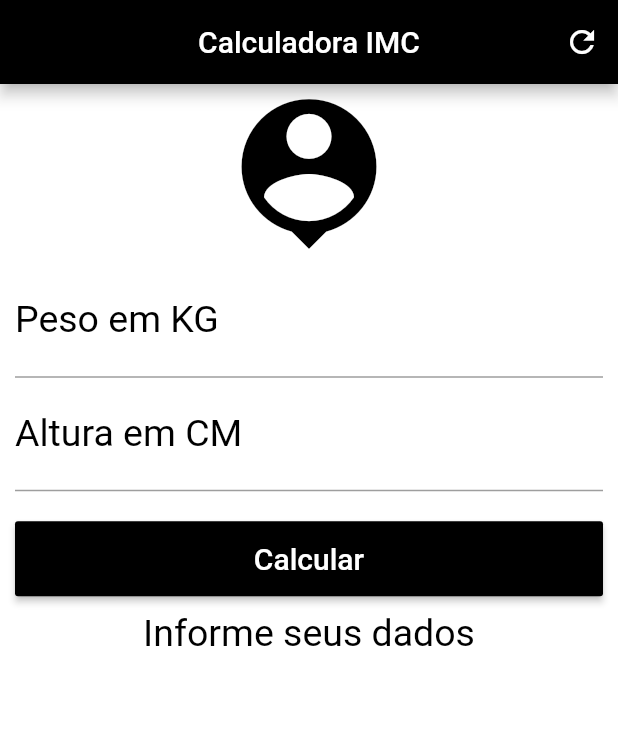
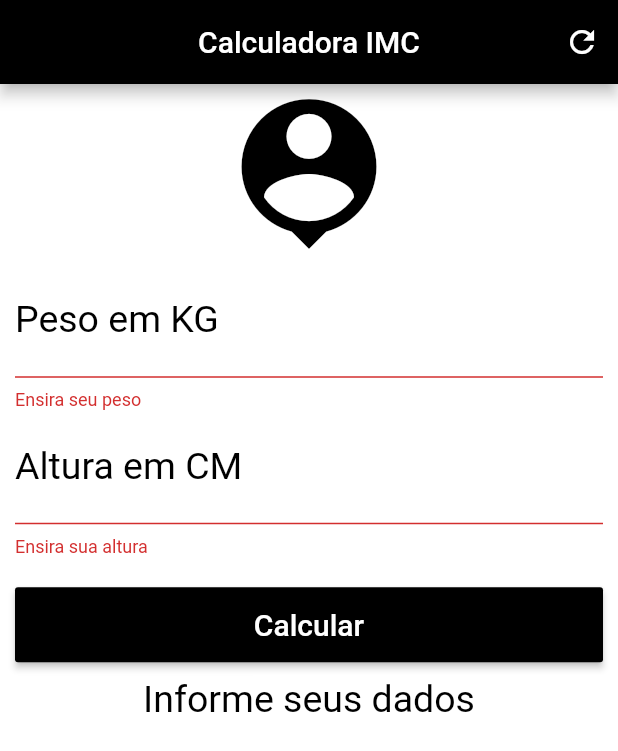
Before and after one commit to Marcuspo/flutter-imc-calculator, a Flutter app: the screen it shows after launch, after a tap on "Calcular", on a phone screen of 412 x 824 dp. Shown: the top 751 px of the screen. Run offline on Flutter 3.47's test engine with Material 2 defaults, Android fonts, the phone set to English and light mode, and no system bars.

Commit message:
Finalização de aplicativo

```diff
--- a/lib/main.dart
+++ b/lib/main.dart
@@ -18,12 +18,16 @@ class _HomeState extends State<Home> {
   TextEditingController weightController = TextEditingController();
   TextEditingController heightController = TextEditingController();
 
+  GlobalKey<FormState> _formKey = GlobalKey<FormState>();
+
   String _infoText = "Informe seus dados";
 
   void _resetFields(){
     weightController.text = "";
     heightController.text = "";
+    setState(() {
      _infoText = "Informe seus dados";
+    });
   }
 
   void _calculate(){
@@ -65,11 +69,15 @@ class _HomeState extends State<Home> {
       backgroundColor: Colors.white,
       body: SingleChildScrollView(
         padding: EdgeInsets.fromLTRB(10, 0, 10, 0),
-          child: Column(
+          child:
+            Form(
+              key: _formKey,
+              child:
+              Column(
                 crossAxisAlignment: CrossAxisAlignment.stretch,
                   children: <Widget>[
                 Icon(Icons.person_pin, size: 120, color: Colors.black,),
-            TextField(keyboardType: TextInputType.number,
+                TextFormField(keyboardType: TextInputType.number,
                           decoration: InputDecoration(
                             labelText: "Peso em KG",
                             labelStyle: TextStyle(color: Colors.black)
@@ -80,8 +88,13 @@ class _HomeState extends State<Home> {
                   fontSize: 25.0,
                   ),
                   controller: weightController,
+                  validator: (value) {
+                    if( value.isEmpty ){
+                      return "Ensira seu peso";
+                    }
+                  },
                 ),
-            TextField(keyboardType: TextInputType.number,
+                TextFormField(keyboardType: TextInputType.number,
                           decoration: InputDecoration(
                             labelText: "Altura em CM",
                             labelStyle: TextStyle(color: Colors.black)
@@ -92,6 +105,11 @@ class _HomeState extends State<Home> {
                   fontSize: 25.0,
                   ),
                   controller: heightController,
+                  validator: (value) {
+                    if( value.isEmpty ){
+                      return "Ensira sua altura";
+                    }
+                  },
                 ),
                 Padding(
                   padding: EdgeInsets.only(top: 20, bottom: 10),
@@ -100,7 +118,11 @@ class _HomeState extends State<Home> {
                     height: 50,
                     child:
                       RaisedButton(
-                  onPressed: _calculate,
+                      onPressed: (){
+                        if(_formKey.currentState.validate()){
+                          _calculate();
+                        }
+                      },
                       child: Text("Calcular", style: TextStyle(color: Colors.white, fontSize: 20),),
                       color: Colors.black,
                     ),
@@ -115,6 +137,7 @@ class _HomeState extends State<Home> {
               ],
             ),
           )
+      )
     );
   }
 }
```
Lines whose indentation alone changed are shown as unchanged.
